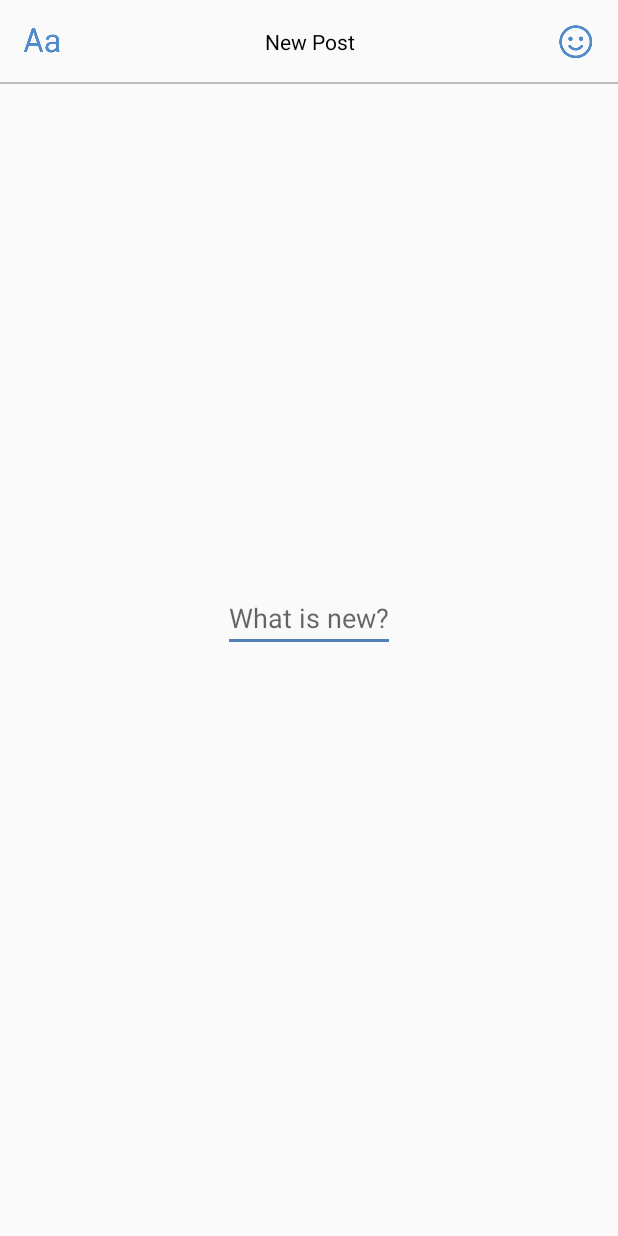
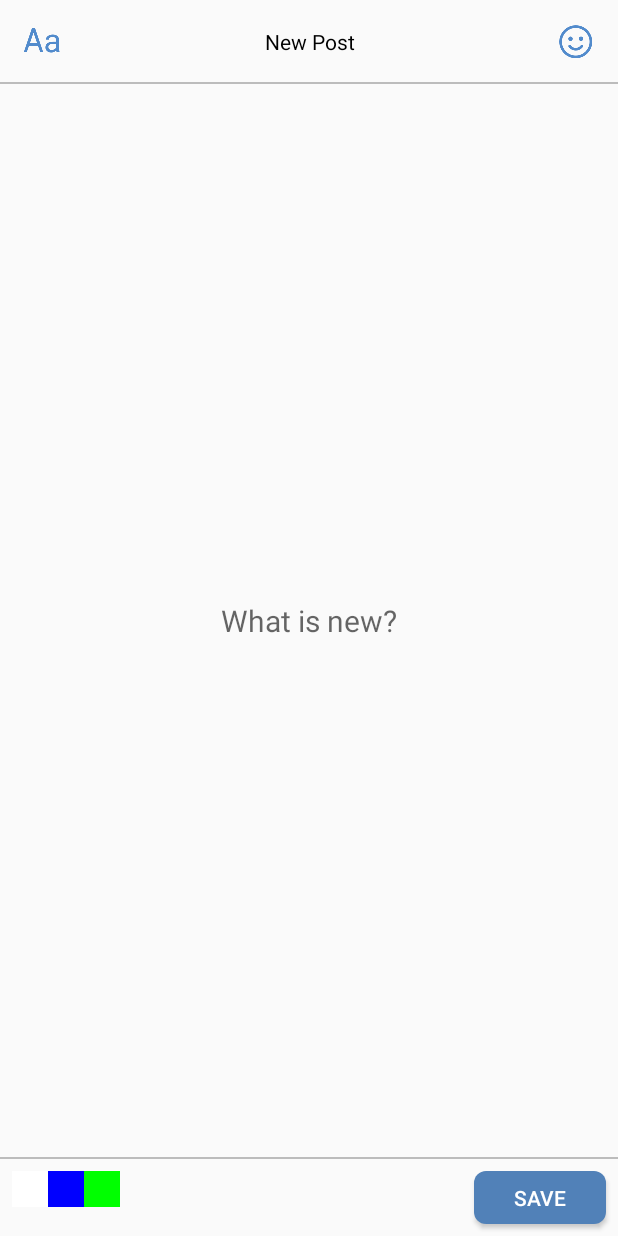
Before and after one commit to dvpermyakov/image-post-android, an Android app: the screen it shows after launch (MainActivity), on a phone screen of 412 x 824 dp. Run offline under Robolectric (Android 15) with nearby library versions, the phone set to English and light mode, and no system bars; our stand-ins replace RxJava; libraries missing offline, so code that uses them is left out: com.jakewharton.rxbinding2, io.michaelrocks.lightsaber; 3 statements that could not run were skipped.

Commit message:
add cover adapter

```diff
--- a/app/build.gradle
+++ b/app/build.gradle
@@ -47,4 +47,6 @@ dependencies {
     implementation libraries.rxKotlin
     implementation libraries.rxAndroid
     implementation libraries.picasso
+
+    implementation 'com.jakewharton.rxbinding2:rxbinding:2.1.1'
 }
--- /dev/null
+++ b/app/src/main/java/com/dvpermyakov/imagepostapplication/adapters/CoverAdapter.kt
@@ -0,0 +1,29 @@
+package com.dvpermyakov.imagepostapplication.adapters
+
+import android.view.LayoutInflater
+import android.view.View
+import android.view.ViewGroup
+import com.dvpermyakov.base.adapters.BaseRecyclerViewAdapter
+import com.dvpermyakov.imagepostapplication.R
+import com.dvpermyakov.imagepostapplication.models.ColorCoverModel
+import com.dvpermyakov.imagepostapplication.models.CoverModel
+
+/**
+ * Created by dmitrypermyakov on 28/04/2018.
+ */
+
+class CoverAdapter : BaseRecyclerViewAdapter<CoverModel>() {
+    override fun onCreateViewHolder(parent: ViewGroup, viewType: Int) = BaseViewHolder(
+            LayoutInflater.from(parent.context).inflate(R.layout.layout_cover, parent, false))
+
+    override fun onBindViewHolder(holder: BaseViewHolder, position: Int) {
+        val item = items[position]
+        when (item) {
+            is ColorCoverModel -> bindColorCover(holder.itemView, item)
+        }
+    }
+
+    private fun bindColorCover(view: View, item: ColorCoverModel) {
+        view.setBackgroundColor(item.color)
+    }
+}
--- a/app/src/main/java/com/dvpermyakov/imagepostapplication/fragments/CreateImagePostFragment.kt
+++ b/app/src/main/java/com/dvpermyakov/imagepostapplication/fragments/CreateImagePostFragment.kt
@@ -1,19 +1,30 @@
 package com.dvpermyakov.imagepostapplication.fragments
 
 import android.os.Bundle
+import android.support.v7.widget.LinearLayoutManager
+import android.support.v7.widget.RecyclerView
 import android.view.View
 import com.dvpermyakov.base.extensions.hideKeyboard
 import com.dvpermyakov.base.fragments.BaseMvpFragment
 import com.dvpermyakov.imagepostapplication.R
+import com.dvpermyakov.imagepostapplication.adapters.CoverAdapter
+import com.dvpermyakov.imagepostapplication.models.CoverModel
 import com.dvpermyakov.imagepostapplication.presenters.CreateImagePostPresenter
 import com.dvpermyakov.imagepostapplication.views.CreateImagePostView
+import com.jakewharton.rxbinding2.widget.RxTextView
+import io.reactivex.disposables.CompositeDisposable
+import kotlinx.android.synthetic.main.fragment_image_post.*
 import kotlinx.android.synthetic.main.layout_image_post_header.*
+
 
 /**
  * Created by dmitrypermyakov on 28/04/2018.
  */
 
 class CreateImagePostFragment : BaseMvpFragment<CreateImagePostView, CreateImagePostPresenter>(), CreateImagePostView {
+    private val compositeDisposable = CompositeDisposable()
+    private val adapter by lazy { CoverAdapter() }
+
     override val baseView = this
     override val contentResId = R.layout.fragment_image_post
 
@@ -24,6 +35,13 @@ class CreateImagePostFragment : BaseMvpFragment<CreateImagePostView, CreateImage
         stickerButtonView.setOnClickListener {
             presenter.onStickerButtonClick()
         }
+
+        compositeDisposable.add(RxTextView.textChanges(editTextView).subscribe { text ->
+            saveButtonView.isEnabled = text.isNotEmpty()
+        })
+
+        recyclerView.layoutManager = LinearLayoutManager(context, RecyclerView.HORIZONTAL, false)
+        recyclerView.adapter = adapter
     }
 
     override fun onStop() {
@@ -31,9 +49,24 @@ class CreateImagePostFragment : BaseMvpFragment<CreateImagePostView, CreateImage
         super.onStop()
     }
 
+    override fun onDestroyView() {
+        compositeDisposable.clear()
+        super.onDestroyView()
+    }
+
+    override fun onDestroy() {
+        compositeDisposable.dispose()
+        super.onDestroy()
+    }
+
     override fun showStickerList() {
+        editTextView.clearFocus()
         baseActivity.hideKeyboard()
         baseActivity.addFragment(StickerListFragment.newInstance())
+    }
+
+    override fun setCovers(items: List<CoverModel>) {
+        adapter.items = items
     }
 
     companion object {
--- /dev/null
+++ b/app/src/main/java/com/dvpermyakov/imagepostapplication/models/CoverModels.kt
@@ -0,0 +1,19 @@
+package com.dvpermyakov.imagepostapplication.models
+
+import android.graphics.Color
+import android.support.annotation.ColorInt
+
+/**
+ * Created by dmitrypermyakov on 28/04/2018.
+ */
+
+abstract class CoverModel {
+    companion object {
+        fun getDefault() = listOf(
+                ColorCoverModel(Color.WHITE),
+                ColorCoverModel(Color.BLUE),
+                ColorCoverModel(Color.GREEN))
+    }
+}
+
+data class ColorCoverModel(@ColorInt val color: Int) : CoverModel()
--- a/app/src/main/java/com/dvpermyakov/imagepostapplication/presenters/CreateImagePostPresenter.kt
+++ b/app/src/main/java/com/dvpermyakov/imagepostapplication/presenters/CreateImagePostPresenter.kt
@@ -1,6 +1,7 @@
 package com.dvpermyakov.imagepostapplication.presenters
 
 import com.dvpermyakov.base.presenters.BaseFragmentPresenter
+import com.dvpermyakov.imagepostapplication.models.CoverModel
 import com.dvpermyakov.imagepostapplication.views.CreateImagePostView
 
 /**
@@ -8,6 +9,13 @@ import com.dvpermyakov.imagepostapplication.views.CreateImagePostView
  */
 
 class CreateImagePostPresenter : BaseFragmentPresenter<CreateImagePostView>() {
+    private val covers = CoverModel.getDefault()
+
+    override fun attachView(v: CreateImagePostView) {
+        super.attachView(v)
+        v.setCovers(covers)
+    }
+
     fun onStickerButtonClick() {
         view?.showStickerList()
     }
--- a/app/src/main/java/com/dvpermyakov/imagepostapplication/views/CreateImagePostView.kt
+++ b/app/src/main/java/com/dvpermyakov/imagepostapplication/views/CreateImagePostView.kt
@@ -1,4 +1,6 @@
 package com.dvpermyakov.imagepostapplication.views
+
+import com.dvpermyakov.imagepostapplication.models.CoverModel
 
 /**
  * Created by dmitrypermyakov on 28/04/2018.
@@ -6,4 +8,5 @@ package com.dvpermyakov.imagepostapplication.views
 
 interface CreateImagePostView {
     fun showStickerList()
+    fun setCovers(items: List<CoverModel>)
 }
--- /dev/null
+++ b/app/src/main/res/drawable/selector_button.xml
@@ -0,0 +1,5 @@
+<?xml version="1.0" encoding="utf-8"?>
+<selector xmlns:android="http://schemas.android.com/apk/res/android">
+    <item android:drawable="@drawable/shape_button_enabled" android:state_enabled="true" />
+    <item android:drawable="@drawable/shape_button_disabled" android:state_enabled="false" />
+</selector>
--- /dev/null
+++ b/app/src/main/res/drawable/shape_button_disabled.xml
@@ -0,0 +1,6 @@
+<?xml version="1.0" encoding="utf-8"?>
+<shape xmlns:android="http://schemas.android.com/apk/res/android"
+    android:shape="rectangle">
+    <solid android:color="@color/colorPrimaryLight" />
+    <corners android:radius="@dimen/size_small" />
+</shape>
--- /dev/null
+++ b/app/src/main/res/drawable/shape_button_enabled.xml
@@ -0,0 +1,6 @@
+<?xml version="1.0" encoding="utf-8"?>
+<shape xmlns:android="http://schemas.android.com/apk/res/android"
+    android:shape="rectangle">
+    <solid android:color="@color/colorAccent" />
+    <corners android:radius="@dimen/size_small" />
+</shape>
--- /dev/null
+++ b/app/src/main/res/drawable/shape_cover.xml
@@ -0,0 +1,5 @@
+<?xml version="1.0" encoding="utf-8"?>
+<shape xmlns:android="http://schemas.android.com/apk/res/android">
+    <corners android:radius="8dp" />
+    <solid android:color="@color/colorPrimary" />
+</shape>
--- a/app/src/main/res/layout/fragment_image_post.xml
+++ b/app/src/main/res/layout/fragment_image_post.xml
@@ -4,15 +4,64 @@
     android:layout_width="match_parent"
     android:layout_height="match_parent">
 
-    <include layout="@layout/layout_image_post_header" />
-
-    <EditText
-        android:layout_width="wrap_content"
-        android:layout_height="wrap_content"
-        android:hint="@string/app_image_post_text_hint"
-        app:layout_constraintBottom_toBottomOf="parent"
+    <include
+        android:id="@+id/headerView"
+        layout="@layout/layout_image_post_header"
         app:layout_constraintLeft_toLeftOf="parent"
         app:layout_constraintRight_toRightOf="parent"
         app:layout_constraintTop_toTopOf="parent" />
 
+    <EditText
+        android:id="@+id/editTextView"
+        android:layout_width="0dp"
+        android:layout_height="0dp"
+        android:background="@android:color/transparent"
+        android:gravity="center"
+        android:hint="@string/app_image_post_text_hint"
+        android:inputType="textMultiLine"
+        android:paddingLeft="@dimen/size_xxlarge"
+        android:paddingRight="@dimen/size_xxlarge"
+        android:textAlignment="center"
+        android:textSize="@dimen/textsize_xlarge"
+        app:layout_constraintBottom_toTopOf="@+id/dividerView"
+        app:layout_constraintLeft_toLeftOf="parent"
+        app:layout_constraintRight_toRightOf="parent"
+        app:layout_constraintTop_toBottomOf="@+id/headerView" />
+
+    <View
+        android:id="@+id/dividerView"
+        android:layout_width="match_parent"
+        android:layout_height="@dimen/size_xxxsmall"
+        android:layout_marginBottom="@dimen/size_small"
+        android:background="@color/colorGrey"
+        app:layout_constraintBottom_toTopOf="@+id/saveButtonView"
+        app:layout_constraintLeft_toLeftOf="parent"
+        app:layout_constraintRight_toRightOf="parent" />
+
+    <Button
+        android:id="@+id/saveButtonView"
+        style="@style/MainTheme.ColoredButton"
+        android:layout_width="wrap_content"
+        android:layout_height="wrap_content"
+        android:layout_margin="@dimen/size_small"
+        android:paddingBottom="@dimen/size_small"
+        android:paddingLeft="@dimen/size_medium"
+        android:paddingRight="@dimen/size_medium"
+        android:paddingTop="@dimen/size_small"
+        android:text="@string/app_image_post_footer_button"
+        app:layout_constraintBottom_toBottomOf="parent"
+        app:layout_constraintRight_toRightOf="parent" />
+
+    <android.support.v7.widget.RecyclerView
+        android:id="@+id/recyclerView"
+        android:layout_width="wrap_content"
+        android:layout_height="0dp"
+        android:layout_marginLeft="@dimen/size_small"
+        android:layout_marginRight="@dimen/size_small"
+        app:layout_constraintBottom_toBottomOf="@+id/saveButtonView"
+        app:layout_constraintHorizontal_bias="0"
+        app:layout_constraintLeft_toLeftOf="parent"
+        app:layout_constraintRight_toLeftOf="@+id/saveButtonView"
+        app:layout_constraintTop_toTopOf="@+id/saveButtonView" />
+
 </android.support.constraint.ConstraintLayout>
--- a/app/src/main/res/layout/fragment_sticker_list.xml
+++ b/app/src/main/res/layout/fragment_sticker_list.xml
@@ -29,9 +29,9 @@
             android:text="@string/app_sticker_list_title"
             android:textColor="@color/textColorPrimary"
             android:textSize="@dimen/textsize_medium"
-            app:layout_constraintEnd_toEndOf="parent"
             app:layout_constraintHorizontal_bias="0"
-            app:layout_constraintStart_toStartOf="parent"
+            app:layout_constraintLeft_toLeftOf="parent"
+            app:layout_constraintRight_toRightOf="parent"
             app:layout_constraintTop_toTopOf="parent" />
 
         <View
@@ -50,8 +50,8 @@
             android:layout_height="wrap_content"
             android:visibility="gone"
             app:layout_constraintBottom_toBottomOf="parent"
-            app:layout_constraintEnd_toEndOf="parent"
-            app:layout_constraintStart_toStartOf="parent"
+            app:layout_constraintLeft_toLeftOf="parent"
+            app:layout_constraintRight_toRightOf="parent"
             app:layout_constraintTop_toBottomOf="@+id/dividerView" />
 
         <TextView
@@ -62,8 +62,8 @@
             android:text="@string/app_sticker_list_error"
             android:visibility="gone"
             app:layout_constraintBottom_toBottomOf="parent"
-            app:layout_constraintEnd_toEndOf="parent"
-            app:layout_constraintStart_toStartOf="parent"
+            app:layout_constraintLeft_toLeftOf="parent"
+            app:layout_constraintRight_toRightOf="parent"
             app:layout_constraintTop_toBottomOf="@+id/dividerView" />
 
         <android.support.v7.widget.RecyclerView
@@ -71,8 +71,8 @@
             android:layout_width="match_parent"
             android:layout_height="0dp"
             app:layout_constraintBottom_toBottomOf="parent"
-            app:layout_constraintEnd_toEndOf="parent"
-            app:layout_constraintStart_toStartOf="parent"
+            app:layout_constraintLeft_toLeftOf="parent"
+            app:layout_constraintRight_toRightOf="parent"
             app:layout_constraintTop_toBottomOf="@+id/dividerView" />
 
     </android.support.constraint.ConstraintLayout>
--- /dev/null
+++ b/app/src/main/res/layout/layout_cover.xml
@@ -0,0 +1,5 @@
+<?xml version="1.0" encoding="utf-8"?>
+<View xmlns:android="http://schemas.android.com/apk/res/android"
+    android:layout_width="@dimen/size_large"
+    android:layout_height="@dimen/size_large"
+    android:background="@drawable/shape_cover" />
--- a/app/src/main/res/layout/layout_image_post_header.xml
+++ b/app/src/main/res/layout/layout_image_post_header.xml
@@ -20,7 +20,7 @@
         android:layout_width="0dp"
         android:layout_height="0dp"
         android:gravity="center"
-        android:text="@string/app_image_post_header"
+        android:text="@string/app_image_post_header_title"
         android:textSize="@dimen/textsize_small"
         android:textColor="@color/textColorPrimary"
         app:layout_constraintBottom_toBottomOf="parent"
--- a/app/src/main/res/values/colors.xml
+++ b/app/src/main/res/values/colors.xml
@@ -1,10 +1,14 @@
 <?xml version="1.0" encoding="utf-8"?>
 <resources>
     <color name="colorPrimary">#5181b8</color>
-    <color name="colorPrimaryDark">#5181b8</color>
+    <color name="colorPrimaryDark">#3e648e</color>
     <color name="colorAccent">#5181b8</color>
+    <color name="colorPrimaryLight">#798fa8</color>
+
     <color name="colorBlack">#000000</color>
     <color name="colorGrey">#bcbcbc</color>
+
+    <!--528BCC-->
 
     <color name="colorBackground">#ffffff</color>
     <color name="colorTransparentBackground">#80000000</color>
--- a/app/src/main/res/values/strings.xml
+++ b/app/src/main/res/values/strings.xml
@@ -1,7 +1,8 @@
 <resources>
     <string name="app_application_title">Image Post Application</string>
-    <string name="app_image_post_header">New Post</string>
+    <string name="app_image_post_header_title">New Post</string>
     <string name="app_image_post_text_hint">What is new?</string>
+    <string name="app_image_post_footer_button">Save</string>
     <string name="app_sticker_list_title">Stickers</string>
     <string name="app_sticker_list_error">Error</string>
 </resources>
--- a/app/src/main/res/values/styles.xml
+++ b/app/src/main/res/values/styles.xml
@@ -12,4 +12,11 @@
         <item name="android:indeterminate">true</item>
     </style>
 
+    <style name="MainTheme.ColoredButton" parent="Widget.AppCompat.Button.Colored">
+        <item name="android:background">@drawable/selector_button</item>
+        <item name="android:minHeight">@dimen/size_medium</item>
+        <item name="android:textSize">@dimen/textsize_small</item>
+        <item name="android:textColor">@color/textColorWhite</item>
+    </style>
+
 </resources>
--- a/base/src/main/res/values/colors.xml
+++ b/base/src/main/res/values/colors.xml
@@ -2,4 +2,5 @@
 <resources>
     <color name="textColorPrimary">#000000</color>
     <color name="textColorSecondary">#800d1826</color>
+    <color name="textColorWhite">#ffffff</color>
 </resources>
```
